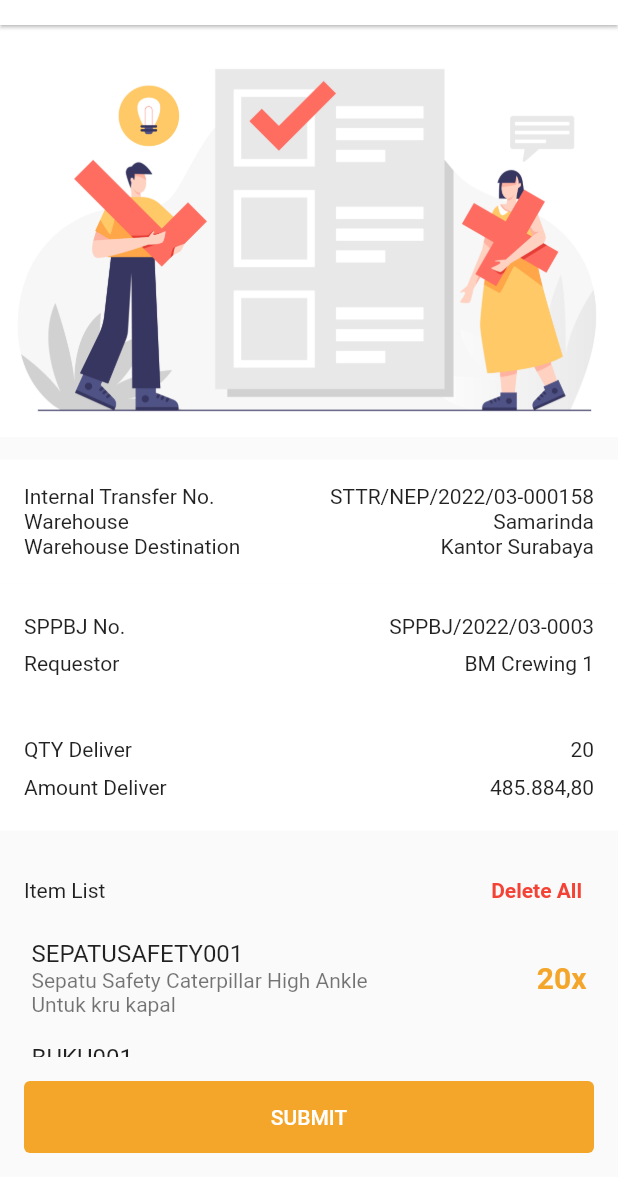
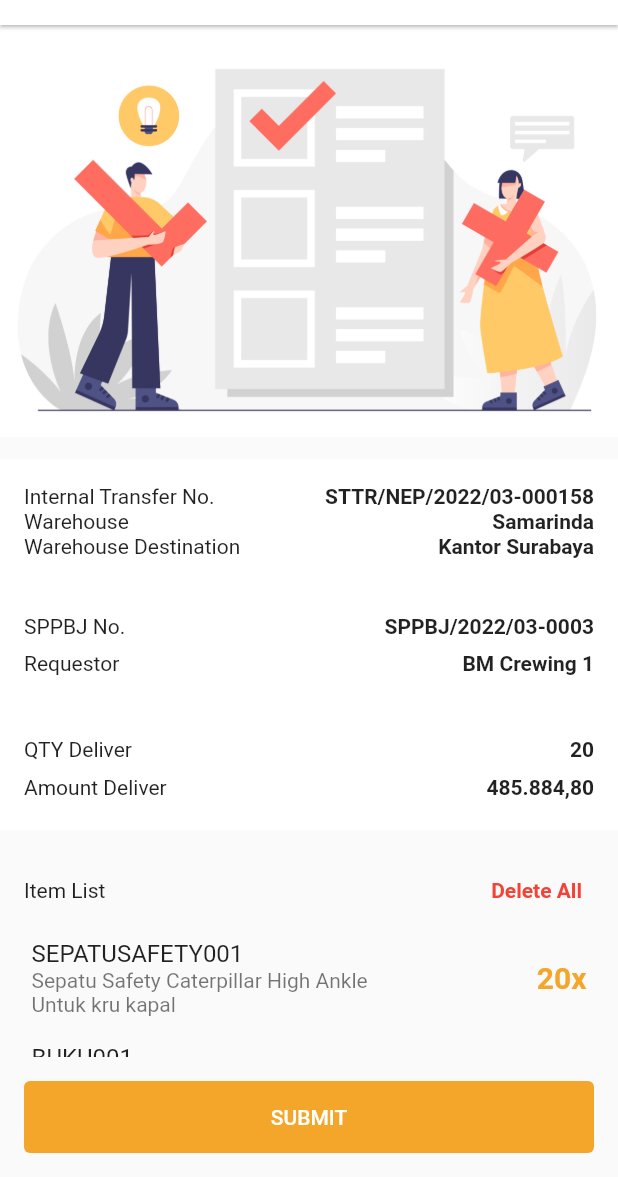
Before and after one commit to daydream410/v2rp, a Flutter app: the InternalTransfer3 screen opened directly, on a phone screen of 412 x 824 dp, the part 59-1236 px from its top. Run offline on Flutter 3.47's test engine with Material 2 defaults, Android fonts, the phone set to English and light mode, and no system bars; drawn by our look-alikes of flutter_slidable; our stand-ins replace animated_splash_screen, cached_network_image, curved_navigation_bar, get, hexcolor, image_picker and 3 more; missing offline and left inert: mobile_scanner; accounts and stored records are empty; network calls fail.

Commit message:
bold some text

```diff
--- a/lib/FE/IT/internal_transfer3.dart
+++ b/lib/FE/IT/internal_transfer3.dart
@@ -77,21 +77,30 @@ class InternalTransfer3 extends StatelessWidget {
                               mainAxisAlignment: MainAxisAlignment.spaceBetween,
                               children: const [
                                 Text('Internal Transfer No.'),
-                                Text('STTR/NEP/2022/03-000158'),
+                                Text(
+                                  'STTR/NEP/2022/03-000158',
+                                  style: TextStyle(fontWeight: FontWeight.bold),
+                                ),
                               ],
                             ),
                             Row(
                               mainAxisAlignment: MainAxisAlignment.spaceBetween,
                               children: const [
                                 Text('Warehouse'),
-                                Text('Samarinda'),
+                                Text(
+                                  'Samarinda',
+                                  style: TextStyle(fontWeight: FontWeight.bold),
+                                ),
                               ],
                             ),
                             Row(
                               mainAxisAlignment: MainAxisAlignment.spaceBetween,
                               children: const [
                                 Text('Warehouse Destination'),
-                                Text('Kantor Surabaya'),
+                                Text(
+                                  'Kantor Surabaya',
+                                  style: TextStyle(fontWeight: FontWeight.bold),
+                                ),
                               ],
                             ),
                           ],
@@ -111,14 +120,20 @@ class InternalTransfer3 extends StatelessWidget {
                               mainAxisAlignment: MainAxisAlignment.spaceBetween,
                               children: const [
                                 Text('SPPBJ No.'),
-                                Text('SPPBJ/2022/03-0003'),
+                                Text(
+                                  'SPPBJ/2022/03-0003',
+                                  style: TextStyle(fontWeight: FontWeight.bold),
+                                ),
                               ],
                             ),
                             Row(
                               mainAxisAlignment: MainAxisAlignment.spaceBetween,
                               children: const [
                                 Text('Requestor'),
-                                Text('BM Crewing 1'),
+                                Text(
+                                  'BM Crewing 1',
+                                  style: TextStyle(fontWeight: FontWeight.bold),
+                                ),
                               ],
                             ),
                           ],
@@ -138,14 +153,20 @@ class InternalTransfer3 extends StatelessWidget {
                               mainAxisAlignment: MainAxisAlignment.spaceBetween,
                               children: const [
                                 Text('QTY Deliver'),
-                                Text('20'),
+                                Text(
+                                  '20',
+                                  style: TextStyle(fontWeight: FontWeight.bold),
+                                ),
                               ],
                             ),
                             Row(
                               mainAxisAlignment: MainAxisAlignment.spaceBetween,
                               children: const [
                                 Text('Amount Deliver'),
-                                Text('485.884,80'),
+                                Text(
+                                  '485.884,80',
+                                  style: TextStyle(fontWeight: FontWeight.bold),
+                                ),
                               ],
                             ),
                           ],
```
Also changed, not shown: lib/FE/SM/stock_movement3.dart (+20 -5 lines), lib/FE/SO/stock_opname3.dart (+20 -5 lines), lib/FE/ST/stock_transfer3.dart (+24 -6 lines).
